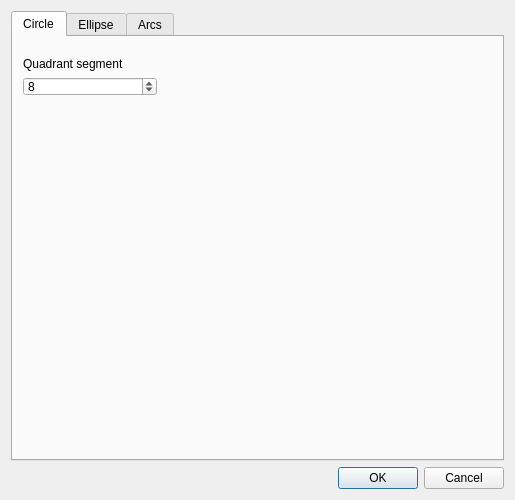
Above: CADDigitize/ui_CADDigitizeSettings.ui from vinayan/RectOvalDigitPlugin before the change. Below: the same form after it.
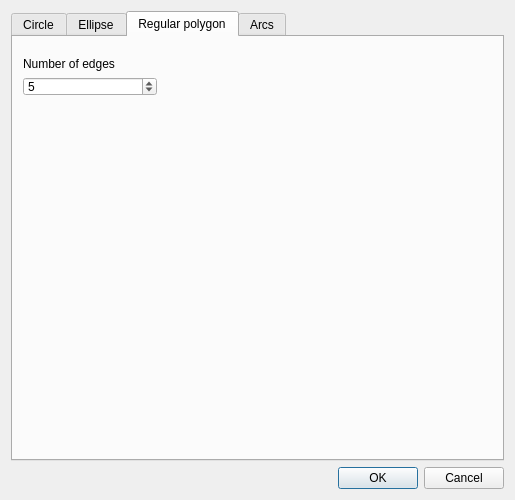
That is the form after the change. The open tabs and pages were chosen to show the change.

Commit message: rpolygon by 2 corners

The edit to the form file:
```diff
--- a/CADDigitize/ui_CADDigitizeSettings.ui
+++ b/CADDigitize/ui_CADDigitizeSettings.ui
@@ -101,6 +101,46 @@
          </layout>
         </widget>
        </widget>
+       <widget class="QWidget" name="tab">
+        <attribute name="title">
+         <string>Regular polygon</string>
+        </attribute>
+        <widget class="QWidget" name="layoutWidget_3">
+         <property name="geometry">
+          <rect>
+           <x>10</x>
+           <y>20</y>
+           <width>134</width>
+           <height>39</height>
+          </rect>
+         </property>
+         <layout class="QVBoxLayout" name="verticalLayout_9">
+          <item>
+           <widget class="QLabel" name="label_3">
+            <property name="text">
+             <string>Number of edges</string>
+            </property>
+           </widget>
+          </item>
+          <item>
+           <widget class="QDoubleSpinBox" name="rpolygonEdgesSpinbox">
+            <property name="decimals">
+             <number>0</number>
+            </property>
+            <property name="minimum">
+             <double>3.000000000000000</double>
+            </property>
+            <property name="maximum">
+             <double>9999.000000000000000</double>
+            </property>
+            <property name="value">
+             <double>5.000000000000000</double>
+            </property>
+           </widget>
+          </item>
+         </layout>
+        </widget>
+       </widget>
        <widget class="QWidget" name="ArcTab">
         <attribute name="title">
          <string>Arcs</string>
```
Left out of the diff: 2 changed lines with no effect on the pictures. The commit also changes 14 other files.
